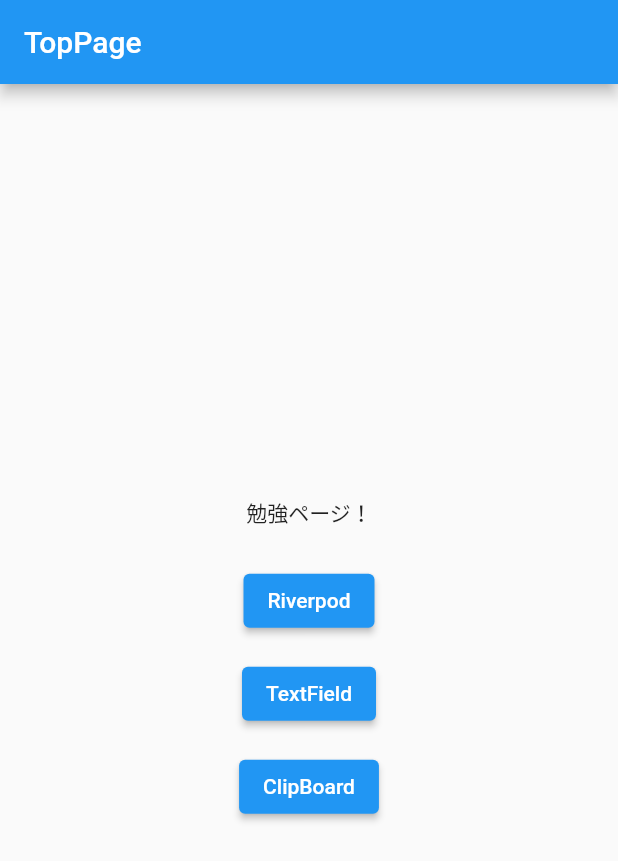
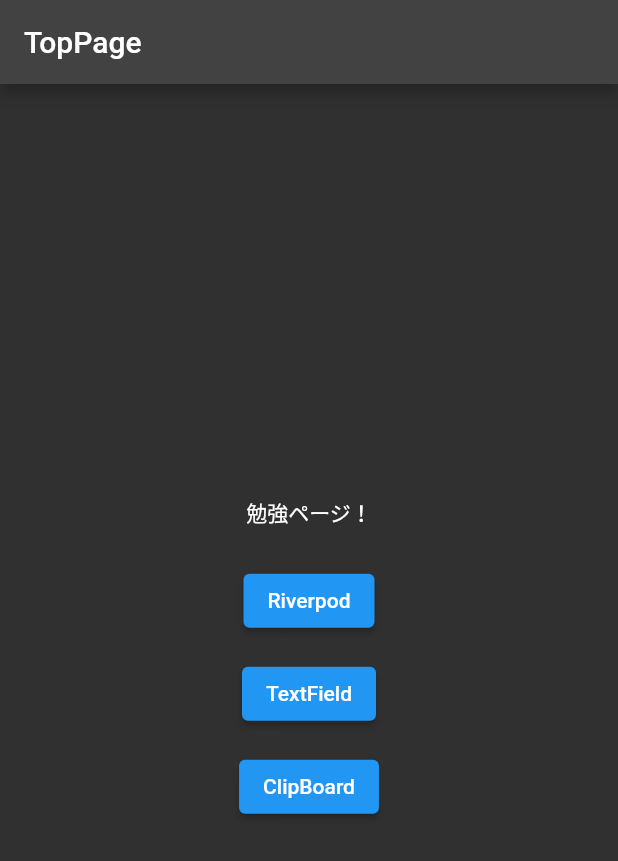
Before and after one commit to Yuta-KTD/liver, a Flutter app: the screen it shows after launch, on a phone screen of 412 x 824 dp. Shown: the top 861 px of the screen. Run offline on Flutter 3.47's test engine with Material 2 defaults, Android fonts, the phone set to English and light mode, and no system bars; our stand-ins replace flutter_riverpod.

Commit message:
ダークモード追加

```diff
--- a/lib/main.dart
+++ b/lib/main.dart
@@ -18,6 +18,7 @@
     return MaterialApp(
       home: const MainPage(),
       initialRoute: RouteNames.mainPage,
+      theme: ThemeData.dark(),
       routes: <String, WidgetBuilder>{
         RouteNames.riverpodProviderPath: (BuildContext context) =>
             const RiverpodProviderScreen(),
@@ -26,6 +27,11 @@
         RouteNames.clipBoardPath: (BuildContext context) =>
             const ClipBoardScreen(),
       },
+      darkTheme: ThemeData(
+        brightness: Brightness.dark,
+        primarySwatch: Colors.amber,
+        fontFamily: 'NotoSansCJKJp',
+      ),
     );
   }
 }
--- a/lib/pages/clip_board_screen.dart
+++ b/lib/pages/clip_board_screen.dart
@@ -11,7 +11,6 @@
     return Scaffold(
       appBar: AppBar(
         title: const Text('Clip Board'),
-        backgroundColor: Colors.tealAccent,
       ),
       body: const Center(
         child: ClipBoardForm(),
--- a/lib/pages/riverpod_provider_screen.dart
+++ b/lib/pages/riverpod_provider_screen.dart
@@ -15,7 +15,6 @@
           icon: const Icon(Icons.arrow_back),
         ),
         title: const Text('flutter_riverpod'),
-        backgroundColor: Colors.blue,
         automaticallyImplyLeading: true,
       ),
       body: Center(
--- a/lib/pages/text_field_screen.dart
+++ b/lib/pages/text_field_screen.dart
@@ -9,7 +9,6 @@
     return Scaffold(
       appBar: AppBar(
         title: const Text('textField'),
-        backgroundColor: Colors.cyan,
       ),
       body: const Center(
         child: TextFieldForm(),
```
